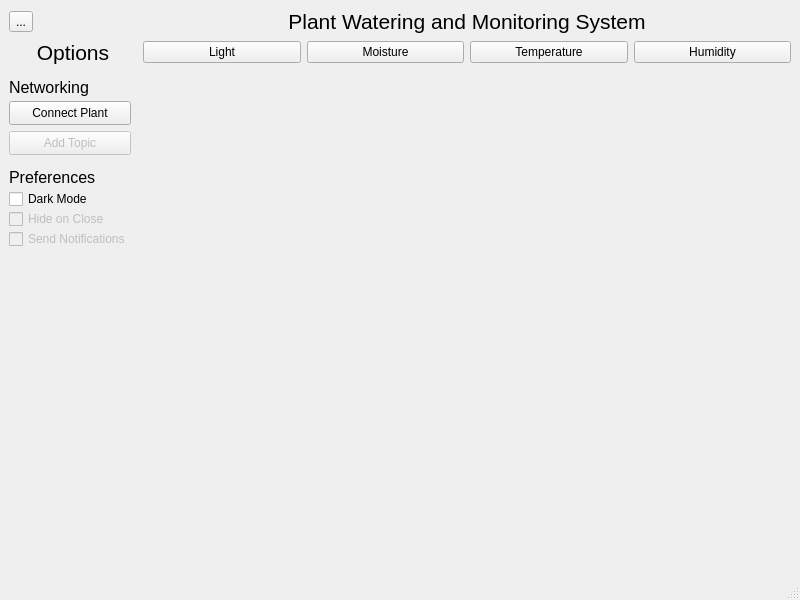
Old version of the form PlantWateringAndMonitoringSystem/mainwindow.ui in the repository AmethystBird/Plant-Watering-And-Monitering-Client.
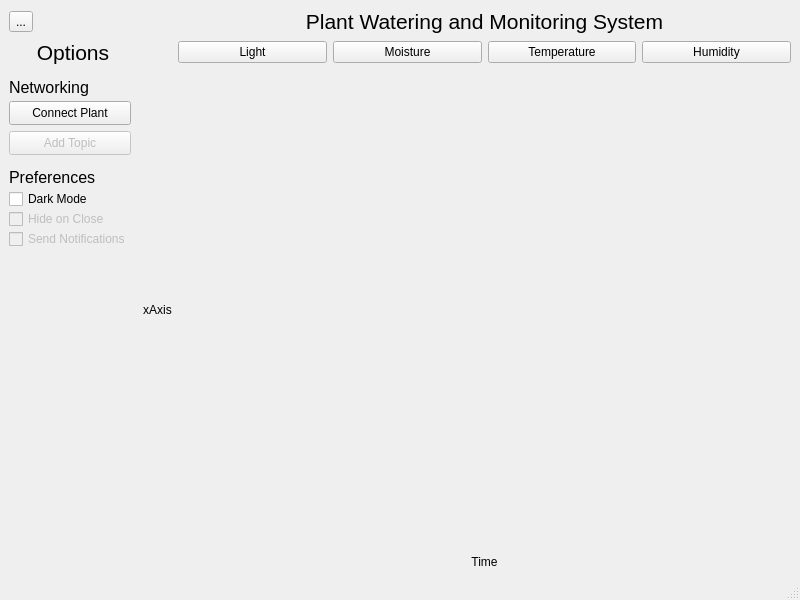
New version of the form.

```diff
--- a/PlantWateringAndMonitoringSystem/mainwindow.ui
+++ b/PlantWateringAndMonitoringSystem/mainwindow.ui
@@ -15,64 +15,8 @@
   </property>
   <widget class="QWidget" name="centralwidget">
    <layout class="QGridLayout" name="gridLayout">
-    <item row="3" column="0">
-     <widget class="QLabel" name="optionsLabel">
-      <property name="sizePolicy">
-       <sizepolicy hsizetype="Expanding" vsizetype="Fixed">
-        <horstretch>0</horstretch>
-        <verstretch>0</verstretch>
-       </sizepolicy>
-      </property>
-      <property name="maximumSize">
-       <size>
-        <width>128</width>
-        <height>32</height>
-       </size>
-      </property>
-      <property name="font">
-       <font>
-        <pointsize>16</pointsize>
-       </font>
-      </property>
-      <property name="text">
-       <string>Options</string>
-      </property>
-      <property name="alignment">
-       <set>Qt::AlignCenter</set>
-      </property>
-      <property name="margin">
-       <number>0</number>
-      </property>
-     </widget>
-    </item>
-    <item row="5" column="1" colspan="4">
-     <layout class="QVBoxLayout" name="verticalLayout">
-      <property name="spacing">
-       <number>6</number>
-      </property>
-      <property name="leftMargin">
-       <number>0</number>
-      </property>
-      <property name="topMargin">
-       <number>0</number>
-      </property>
-      <property name="rightMargin">
-       <number>0</number>
-      </property>
-      <property name="bottomMargin">
-       <number>0</number>
-      </property>
-     </layout>
-    </item>
-    <item row="1" column="0">
-     <widget class="QToolButton" name="optionsButton">
-      <property name="text">
-       <string>...</string>
-      </property>
-     </widget>
-    </item>
     <item row="3" column="3">
-     <widget class="QPushButton" name="temperatureButton">
+     <widget class="QPushButton" name="moistureButton">
       <property name="sizePolicy">
        <sizepolicy hsizetype="MinimumExpanding" vsizetype="Fixed">
         <horstretch>0</horstretch>
@@ -80,11 +24,11 @@
        </sizepolicy>
       </property>
       <property name="text">
-       <string>Temperature</string>
+       <string>Moisture</string>
       </property>
      </widget>
     </item>
-    <item row="3" column="1">
+    <item row="3" column="2">
      <widget class="QPushButton" name="lightButton">
       <property name="sizePolicy">
        <sizepolicy hsizetype="MinimumExpanding" vsizetype="Fixed">
@@ -97,31 +41,7 @@
       </property>
      </widget>
     </item>
-    <item row="1" column="1" colspan="4">
-     <widget class="QLabel" name="titleLabel">
-      <property name="sizePolicy">
-       <sizepolicy hsizetype="Expanding" vsizetype="Preferred">
-        <horstretch>0</horstretch>
-        <verstretch>0</verstretch>
-       </sizepolicy>
-      </property>
-      <property name="font">
-       <font>
-        <pointsize>16</pointsize>
-       </font>
-      </property>
-      <property name="autoFillBackground">
-       <bool>true</bool>
-      </property>
-      <property name="text">
-       <string>Plant Watering and Monitoring System</string>
-      </property>
-      <property name="alignment">
-       <set>Qt::AlignCenter</set>
-      </property>
-     </widget>
-    </item>
-    <item row="3" column="4">
+    <item row="3" column="5">
      <widget class="QPushButton" name="humidityButton">
       <property name="sizePolicy">
        <sizepolicy hsizetype="MinimumExpanding" vsizetype="Fixed">
@@ -134,19 +54,6 @@
       </property>
      </widget>
     </item>
-    <item row="3" column="2">
-     <widget class="QPushButton" name="moistureButton">
-      <property name="sizePolicy">
-       <sizepolicy hsizetype="MinimumExpanding" vsizetype="Fixed">
-        <horstretch>0</horstretch>
-        <verstretch>0</verstretch>
-       </sizepolicy>
-      </property>
-      <property name="text">
-       <string>Moisture</string>
-      </property>
-     </widget>
-    </item>
     <item row="5" column="0">
      <widget class="QWidget" name="widget" native="true">
       <property name="sizePolicy">
@@ -357,6 +264,122 @@
       </widget>
      </widget>
     </item>
+    <item row="3" column="0">
+     <widget class="QLabel" name="optionsLabel">
+      <property name="sizePolicy">
+       <sizepolicy hsizetype="Expanding" vsizetype="Fixed">
+        <horstretch>0</horstretch>
+        <verstretch>0</verstretch>
+       </sizepolicy>
+      </property>
+      <property name="maximumSize">
+       <size>
+        <width>128</width>
+        <height>32</height>
+       </size>
+      </property>
+      <property name="font">
+       <font>
+        <pointsize>16</pointsize>
+       </font>
+      </property>
+      <property name="text">
+       <string>Options</string>
+      </property>
+      <property name="alignment">
+       <set>Qt::AlignCenter</set>
+      </property>
+      <property name="margin">
+       <number>0</number>
+      </property>
+     </widget>
+    </item>
+    <item row="5" column="1">
+     <widget class="QLabel" name="xAxisMeasurementUnitLabel">
+      <property name="text">
+       <string>xAxis</string>
+      </property>
+      <property name="alignment">
+       <set>Qt::AlignCenter</set>
+      </property>
+      <property name="wordWrap">
+       <bool>false</bool>
+      </property>
+     </widget>
+    </item>
+    <item row="1" column="2" colspan="4">
+     <widget class="QLabel" name="titleLabel">
+      <property name="sizePolicy">
+       <sizepolicy hsizetype="Expanding" vsizetype="Preferred">
+        <horstretch>0</horstretch>
+        <verstretch>0</verstretch>
+       </sizepolicy>
+      </property>
+      <property name="font">
+       <font>
+        <pointsize>16</pointsize>
+       </font>
+      </property>
+      <property name="autoFillBackground">
+       <bool>true</bool>
+      </property>
+      <property name="text">
+       <string>Plant Watering and Monitoring System</string>
+      </property>
+      <property name="alignment">
+       <set>Qt::AlignCenter</set>
+      </property>
+     </widget>
+    </item>
+    <item row="3" column="4">
+     <widget class="QPushButton" name="temperatureButton">
+      <property name="sizePolicy">
+       <sizepolicy hsizetype="MinimumExpanding" vsizetype="Fixed">
+        <horstretch>0</horstretch>
+        <verstretch>0</verstretch>
+       </sizepolicy>
+      </property>
+      <property name="text">
+       <string>Temperature</string>
+      </property>
+     </widget>
+    </item>
+    <item row="1" column="0">
+     <widget class="QToolButton" name="optionsButton">
+      <property name="text">
+       <string>...</string>
+      </property>
+     </widget>
+    </item>
+    <item row="6" column="2" colspan="4">
+     <widget class="QLabel" name="yAxisMeasurementUnitLabel">
+      <property name="text">
+       <string>Time</string>
+      </property>
+      <property name="alignment">
+       <set>Qt::AlignHCenter|Qt::AlignTop</set>
+      </property>
+     </widget>
+    </item>
+    <item row="5" column="2" colspan="4">
+     <layout class="QVBoxLayout" name="verticalLayout">
+      <property name="spacing">
+       <number>6</number>
+      </property>
+      <property name="leftMargin">
+       <number>0</number>
+      </property>
+      <property name="topMargin">
+       <number>0</number>
+      </property>
+      <property name="rightMargin">
+       <number>0</number>
+      </property>
+      <property name="bottomMargin">
+       <number>0</number>
+      </property>
+     </layout>
+    </item>
    </layout>
   </widget>
   <widget class="QMenuBar" name="menubar">
```
Left out of the diff: 3 changed lines with no effect on the pictures.
